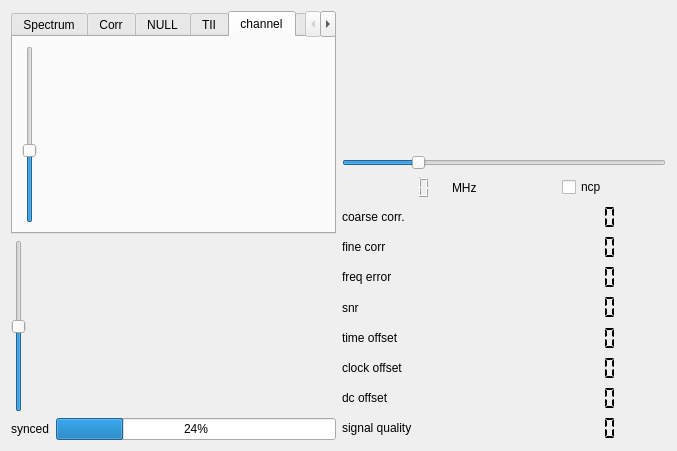
First picture: the form in qt-dab-RC/forms-v7/new-display/scopewidget.ui, repository JvanKatwijk/qt-dab, before the edit.
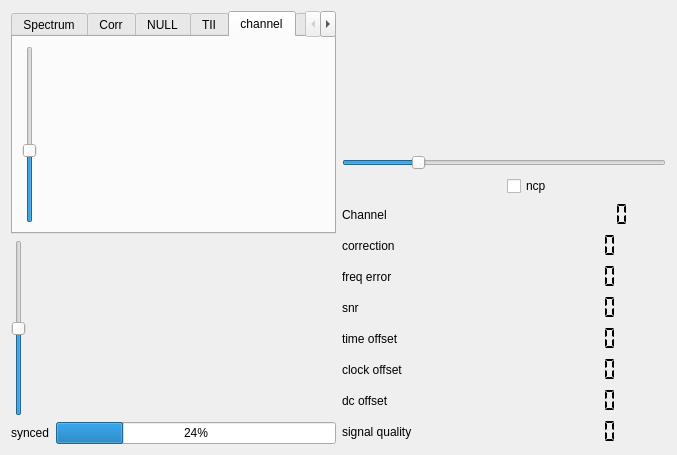
Second picture: the form after the edit. Custom widgets are drawn as their Qt base class.

```diff
--- a/qt-dab-RC/forms-v7/new-display/scopewidget.ui
+++ b/qt-dab-RC/forms-v7/new-display/scopewidget.ui
@@ -7,7 +7,7 @@
     <x>0</x>
     <y>0</y>
     <width>677</width>
-    <height>451</height>
+    <height>455</height>
    </rect>
   </property>
   <property name="windowTitle">
@@ -337,26 +337,10 @@
        </item>
        <item>
         <layout class="QHBoxLayout" name="horizontalLayout_3">
-         <item>
-          <widget class="QLCDNumber" name="frequencyDisplay">
-           <property name="toolTip">
-            <string>&lt;html&gt;&lt;head/&gt;&lt;body&gt;&lt;p&gt;The frequency of the selected channel.&lt;/p&gt;&lt;p&gt;&lt;br/&gt;&lt;/p&gt;&lt;/body&gt;&lt;/html&gt;</string>
-           </property>
-           <property name="frameShape">
-            <enum>QFrame::NoFrame</enum>
-           </property>
-           <property name="frameShadow">
-            <enum>QFrame::Plain</enum>
-           </property>
-           <property name="digitCount">
-            <number>7</number>
-           </property>
-          </widget>
-         </item>
          <item>
           <widget class="QLabel" name="label_7">
            <property name="text">
-            <string>MHz</string>
+            <string/>
            </property>
           </widget>
          </item>
@@ -377,7 +361,7 @@
      <item>
       <layout class="QGridLayout" name="gridLayout">
        <item row="1" column="1">
-        <widget class="QLCDNumber" name="fine_correctorDisplay">
+        <widget class="QLCDNumber" name="coarse_correctorDisplay">
          <property name="toolTip">
           <string>&lt;html&gt;&lt;head/&gt;&lt;body&gt;&lt;p&gt;Fine frequency correction, computed from the phase difference between the cyclic prefix and the corresponding elements in the ofdm symbol.&lt;/p&gt;&lt;/body&gt;&lt;/html&gt;</string>
          </property>
@@ -404,13 +388,16 @@
         </widget>
        </item>
        <item row="0" column="1">
-        <widget class="QLCDNumber" name="coarse_correctorDisplay">
+        <widget class="QLCDNumber" name="frequencyDisplay">
          <property name="toolTip">
           <string>&lt;html&gt;&lt;head/&gt;&lt;body&gt;&lt;p&gt;Coarse frequency correction, The software computed an estimate of the frequency offset by lokking at phasedifferences in the samples in the time domain. Based on the difference found a correction factor is applied to the input stream.&lt;/p&gt;&lt;/body&gt;&lt;/html&gt;</string>
          </property>
          <property name="frameShape">
           <enum>QFrame::NoFrame</enum>
          </property>
+         <property name="digitCount">
+          <number>7</number>
+         </property>
          <property name="segmentStyle">
           <enum>QLCDNumber::Flat</enum>
          </property>
@@ -470,7 +457,7 @@
        <item row="0" column="0">
         <widget class="QLabel" name="label_6">
          <property name="text">
-          <string>coarse corr.</string>
+          <string>Channel</string>
          </property>
         </widget>
        </item>
@@ -484,7 +471,7 @@
        <item row="1" column="0">
         <widget class="QLabel" name="label_8">
          <property name="text">
-          <string>fine corr</string>
+          <string>correction</string>
          </property>
         </widget>
        </item>
```
Left out of the diff: 2 changed lines with no effect on the pictures.
